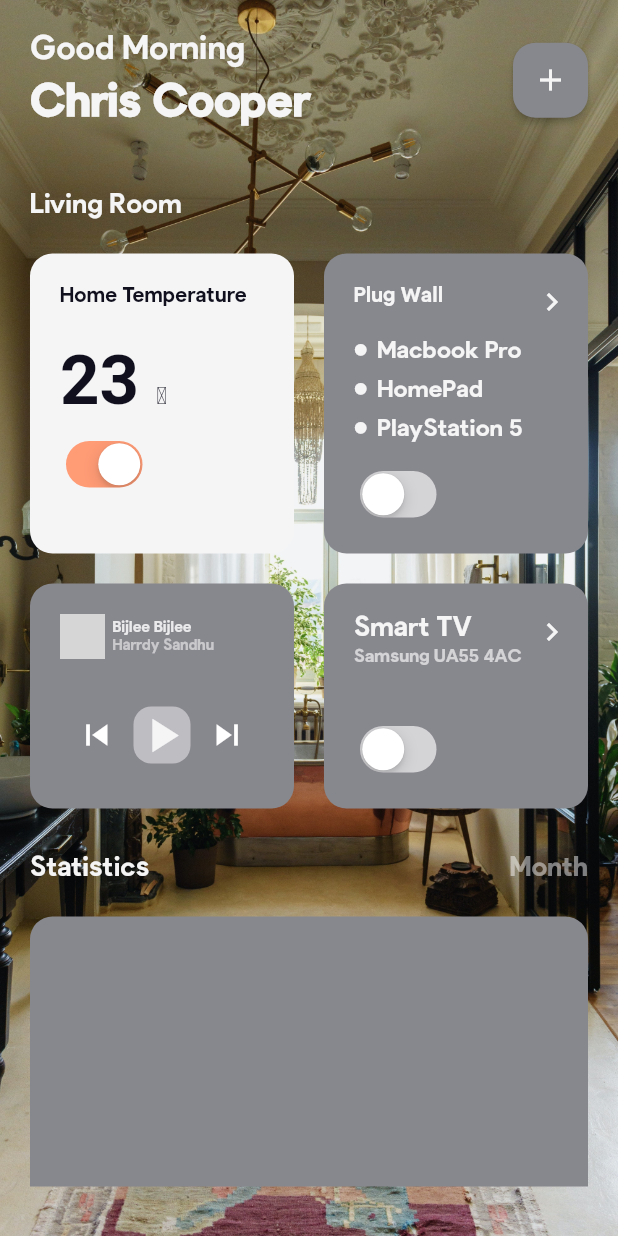
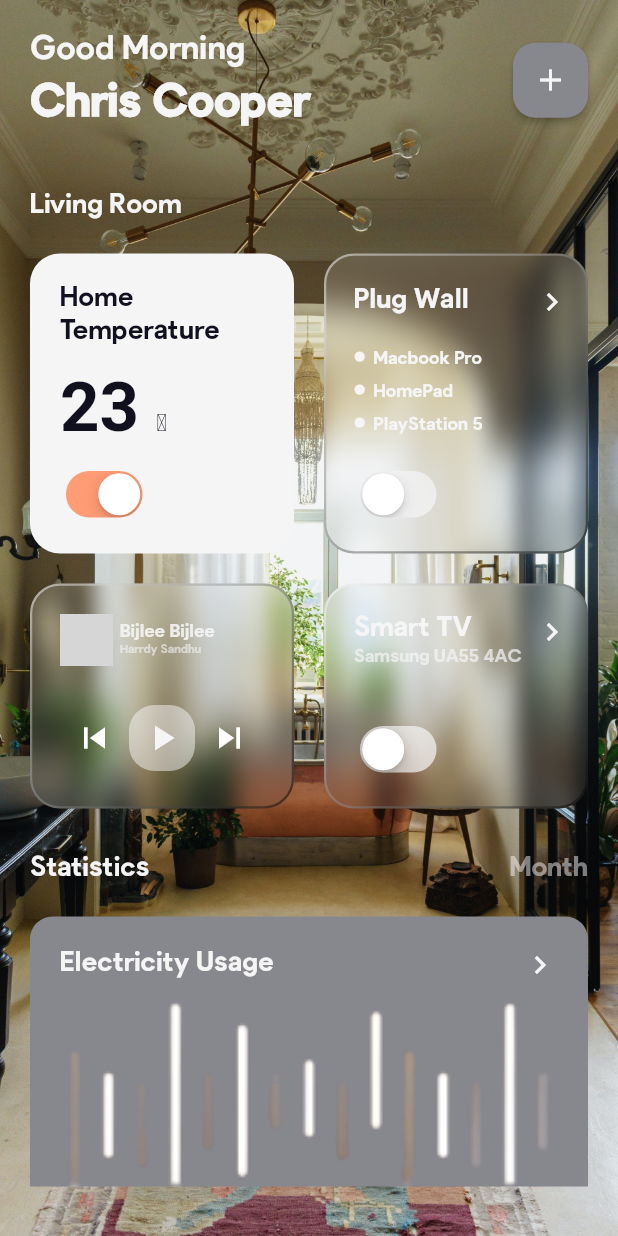
Before and after one commit to prateek601/smart_home_manager, a Flutter app: the screen it shows after launch, on a phone screen of 412 x 824 dp. Run offline on Flutter 3.47's test engine with Material 2 defaults, Android fonts, the phone set to English and light mode, and no system bars; drawn by our look-alikes of glassmorphism; our stand-ins replace assets_audio_player; network calls fail; grey boxes are pictures that could not be loaded.

Commit message:
made the cards UI glassmorphic, UI fixed and bud fixes

```diff
--- a/lib/screens/home/BottomCard.dart
+++ b/lib/screens/home/BottomCard.dart
@@ -15,6 +15,38 @@ class BottomCard extends StatelessWidget {
         ),
         color: Constants.greyColor,
       ),
+      child: Padding(
+        padding: const EdgeInsets.only(left: 20,right: 20,top: 20),
+        child: Column(
+          children: [
+            Row(
+              mainAxisAlignment: MainAxisAlignment.spaceBetween,
+              children: [
+                Text(
+                  'Electricity Usage',
+                  style: TextStyle(
+                    color: Constants.whiteColor,
+                    fontSize: 18
+                  ),
+                ),
+                Icon(
+                  Icons.chevron_right,
+                  color: Constants.whiteColor,
+                )
+              ],
+            ),
+            Expanded(
+              child: Container(
+                width: double.infinity,
+                child: Image.asset(
+                  'assets/electricity_usage.PNG',
+                  fit: BoxFit.cover,
+                ),
+              ),
+            )
+          ],
+        ),
+      ),
     );
   }
 }
--- a/lib/screens/home/cards/DeviceCard.dart
+++ b/lib/screens/home/cards/DeviceCard.dart
@@ -14,6 +14,7 @@ class DeviceCard extends StatefulWidget {
 class _DeviceCardState extends State<DeviceCard> {
   Color cardColor = Constants.greyColor;
   Color textColor = Constants.whiteColor;
+  bool _switchValue = false;
 
   @override
   Widget build(BuildContext context) {
@@ -57,9 +58,10 @@ class _DeviceCardState extends State<DeviceCard> {
               ],
             ),
             SwitchButton(
-              switchValue: false,
+              switchValue: _switchValue,
               onPress: (value) {
               setState(() {
+                _switchValue = value;
                 if(value == true) {
                   cardColor = Constants.whiteColor;
                   textColor = Constants.blackColor;
--- a/lib/screens/home/cards/MusicCard.dart
+++ b/lib/screens/home/cards/MusicCard.dart
@@ -52,8 +52,8 @@ class _MusicCardState extends State<MusicCard> {
                   borderRadius: BorderRadius.circular(10),
                   child: Image.network(
                     songs[index].coverArt,
-                    height: 30,
-                    width: 30,
+                    height: 35,
+                    width: 35,
                   ),
                 ),
                 Expanded(
@@ -66,7 +66,7 @@ class _MusicCardState extends State<MusicCard> {
                           songs[index].title,
                           overflow: TextOverflow.ellipsis,
                           style: TextStyle(
-                            fontSize: 10,
+                            fontSize: 12,
                             color: Constants.whiteColor.withOpacity(0.9)
                           ),
                         ),
@@ -74,7 +74,7 @@ class _MusicCardState extends State<MusicCard> {
                           songs[index].artist,
                           overflow: TextOverflow.ellipsis,
                           style: TextStyle(
-                            fontSize: 10,
+                            fontSize: 8,
                             color: Constants.whiteColor.withOpacity(0.6)
                           ),
                         )
@@ -85,7 +85,7 @@ class _MusicCardState extends State<MusicCard> {
               ],
             ),
             Padding(
-              padding: const EdgeInsets.only(bottom: 10),
+              padding: const EdgeInsets.only(bottom: 5),
               child: Row(
                 mainAxisAlignment: MainAxisAlignment.spaceEvenly,
                 children: [
@@ -108,16 +108,19 @@ class _MusicCardState extends State<MusicCard> {
                     child: Container(
                       decoration: BoxDecoration(
                         color: Constants.whiteColor.withOpacity(0.5),
-                        borderRadius: BorderRadius.circular(12)
+                        borderRadius: BorderRadius.circular(17)
                       ),
+                      child: Padding(
+                        padding: const EdgeInsets.all(8.0),
                         child: Icon(
                           isPlaying
                           ?
                           Icons.pause
                           :
                           Icons.play_arrow,
-                        size: 38,
+                          size: 28,
                           color: Constants.whiteColor,
+                        ),
                       ),
                     ),
                   ),
--- a/lib/screens/home/cards/PlugWallCard.dart
+++ b/lib/screens/home/cards/PlugWallCard.dart
@@ -14,6 +14,7 @@ class _PlugWallCardState extends State<PlugWallCard> {
   List<String> notes = ['Macbook Pro', 'HomePad', 'PlayStation 5'];
   Color cardColor = Constants.greyColor;
   Color textColor = Constants.whiteColor;
+  bool _switchValue = false;
 
   @override
   Widget build(BuildContext context) {
@@ -28,12 +29,12 @@ class _PlugWallCardState extends State<PlugWallCard> {
           children: [
             Row(
               mainAxisAlignment: MainAxisAlignment.spaceBetween,
-              crossAxisAlignment: CrossAxisAlignment.start,
               children: [
                 Text(
                   'Plug Wall',
                   style: TextStyle(
-                    color: textColor
+                    color: textColor,
+                    fontSize: 18
                   ),
                 ),
                 Icon(
@@ -44,6 +45,7 @@ class _PlugWallCardState extends State<PlugWallCard> {
             ),
             ListView.builder(
               itemCount: notes.length,
+              physics: ScrollPhysics(),
               shrinkWrap: true,
               itemBuilder: (context, index) {
                 return Row(
@@ -51,7 +53,7 @@ class _PlugWallCardState extends State<PlugWallCard> {
                     Text(
                       '\u2022 ',
                       style: TextStyle(
-                        fontSize: 26,
+                        fontSize: 22,
                         color: textColor,
                         fontWeight: FontWeight.w600,
                         height: 1
@@ -60,7 +62,7 @@ class _PlugWallCardState extends State<PlugWallCard> {
                     Text(
                         notes[index],
                         style: TextStyle(
-                          fontSize: 16,
+                          fontSize: 12,
                           color: textColor,
                           height: 1
                         )
@@ -69,9 +71,10 @@ class _PlugWallCardState extends State<PlugWallCard> {
                 );
             }),
             SwitchButton(
-              switchValue: false,
+              switchValue: _switchValue,
               onPress: (value){
               setState(() {
+                _switchValue = value;
                 if(value == true) {
                   cardColor = Constants.whiteColor;
                   textColor = Constants.blackColor;
--- a/lib/screens/home/cards/TemperatureCard.dart
+++ b/lib/screens/home/cards/TemperatureCard.dart
@@ -14,7 +14,7 @@ class TemperatureCard extends StatefulWidget {
 class _TemperatureCardState extends State<TemperatureCard> {
   Color cardColor = Constants.whiteColor;
   Color textColor = Constants.blackColor;
-
+  bool _switchValue = true;
   @override
   Widget build(BuildContext context) {
     return CardWrapper(height: 200,
@@ -23,16 +23,16 @@ class _TemperatureCardState extends State<TemperatureCard> {
           padding: const EdgeInsets.symmetric(horizontal: 20,vertical: 20),
           child: Column(
             crossAxisAlignment: CrossAxisAlignment.start,
+            mainAxisAlignment: MainAxisAlignment.spaceBetween,
             children: [
               Text(
                 'Home Temperature',
                 style: TextStyle(
-                  color: textColor
+                  color: textColor,
+                  fontSize: 18
                 ),
               ),
-              Padding(
-                padding: const EdgeInsets.only(top: 20,bottom: 10),
-                child: RichText(
+              RichText(
                 text: TextSpan(
                   text: '23 ',
                   style: TextStyle(
@@ -51,11 +51,11 @@ class _TemperatureCardState extends State<TemperatureCard> {
                   ],
                 ),
               ),
-              ),
               SwitchButton(
-                switchValue: true,
+                switchValue: _switchValue,
                 onPress: (value) {
                   setState(() {
+                    _switchValue = value;
                     if(value == true) {
                       cardColor = Constants.whiteColor;
                       textColor = Constants.blackColor;
--- a/lib/shared/CardWrapper.dart
+++ b/lib/shared/CardWrapper.dart
@@ -1,4 +1,6 @@
 import 'package:flutter/material.dart';
+import 'package:glassmorphism/glassmorphism.dart';
+import 'package:smart_home_manager/constants.dart';
 
 class CardWrapper extends StatelessWidget {
   final double height;
@@ -14,12 +16,43 @@ class CardWrapper extends StatelessWidget {
   @override
   Widget build(BuildContext context) {
     return Expanded(
-      child: Container(
+      child:
+      this.color == Constants.whiteColor
+      ?
+      Container(
         decoration: BoxDecoration(
           color: this.color,
-          borderRadius: BorderRadius.circular(15)
+          borderRadius: BorderRadius.circular(20),
         ),
         height: this.height,
+        child: this.child,
+      )
+      :
+      GlassmorphicContainer(
+        width: double.infinity,
+        height: this.height,
+        borderRadius: 20,
+        blur: 7,
+        border: 1.5,
+        linearGradient: LinearGradient(
+            begin: Alignment.topLeft,
+            end: Alignment.bottomRight,
+            colors: [
+              Color(0xFFffffff).withOpacity(0.1),
+              Color(0xFFFFFFFF).withOpacity(0.05),
+            ],
+            stops: [
+              0.1,
+              1,
+            ]),
+        borderGradient: LinearGradient(
+          begin: Alignment.topLeft,
+          end: Alignment.bottomRight,
+          colors: [
+            Color(0xFFffffff).withOpacity(0.5),
+            Color((0xFF000000)).withOpacity(0.5),
+          ],
+        ),
         child: this.child,
       ),
     );
--- a/pubspec.yaml
+++ b/pubspec.yaml
@@ -29,6 +29,7 @@ dependencies:
   # Use with the CupertinoIcons class for iOS style icons.
   cupertino_icons: ^1.0.2
   assets_audio_player: ^3.0.3+6
+  glassmorphism: ^3.0.0
 
 dev_dependencies:
   flutter_test:
```
Also changed, not shown: assets/electricity_usage.PNG (added), pubspec.lock. Lines whose indentation alone changed are shown as unchanged.
